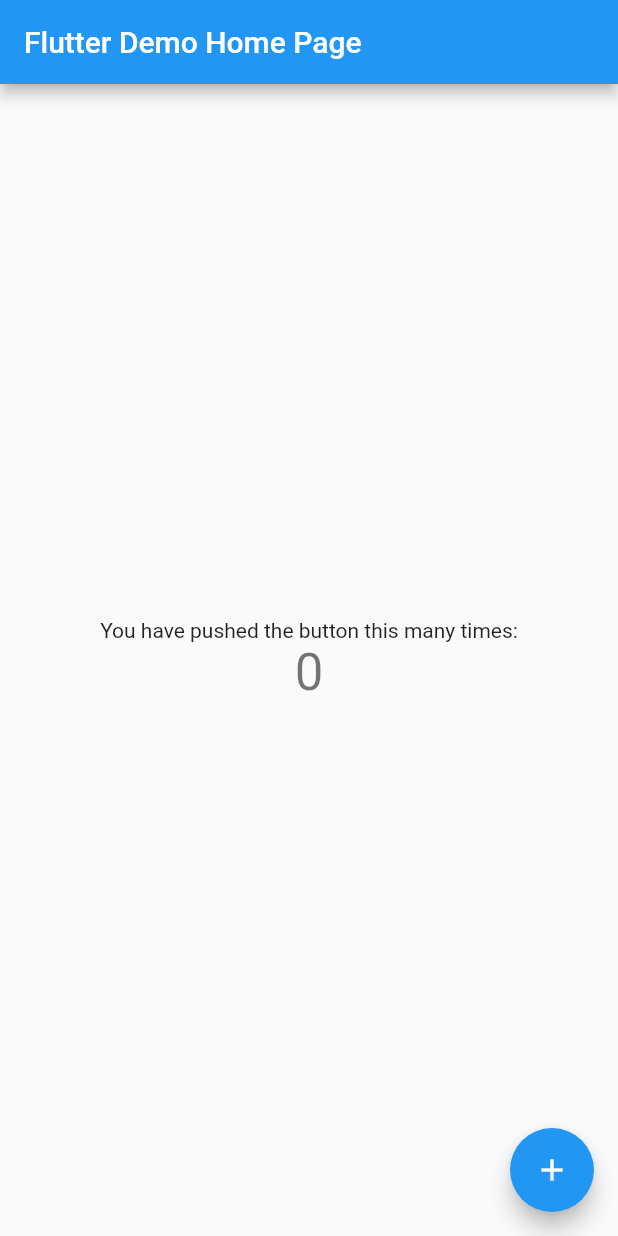
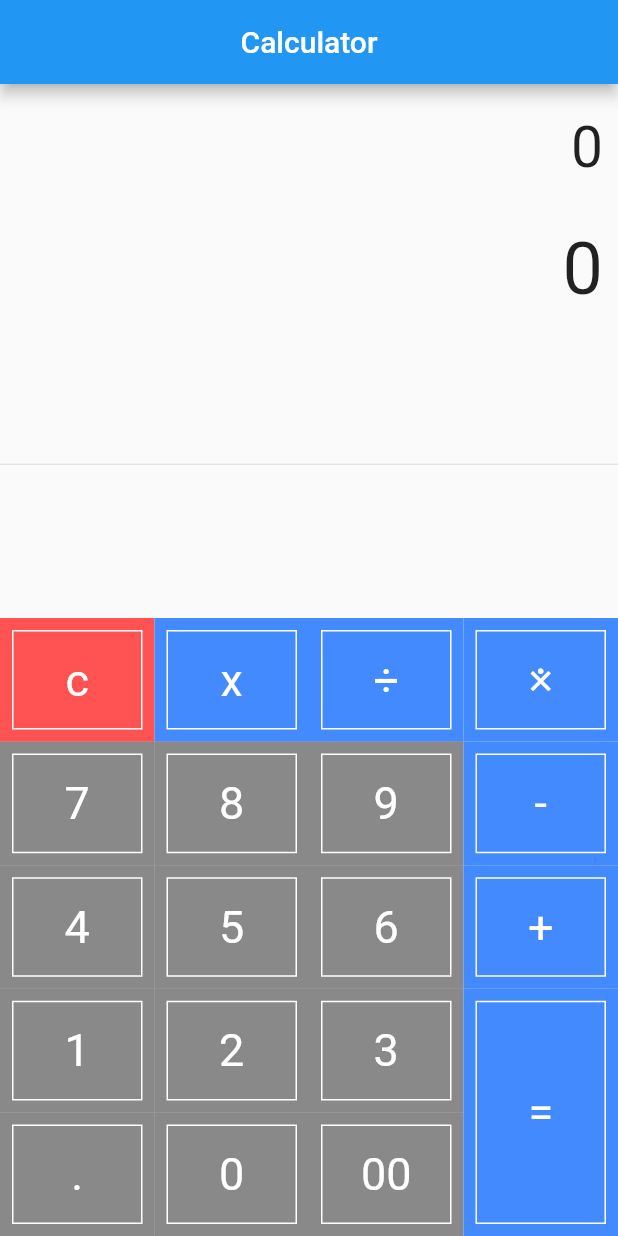
Before and after one commit to debobroto24/calculator-flutter, a Flutter app: the screen it shows after launch, on a phone screen of 412 x 824 dp. Run offline on Flutter 3.47's test engine with Material 2 defaults, Android fonts, the phone set to English and light mode, and no system bars; our stand-ins replace math_expressions.

Commit message:
calculator

```diff
--- a/lib/main.dart
+++ b/lib/main.dart
@@ -1,115 +1,199 @@
 import 'package:flutter/material.dart';
+import 'package:math_expressions/math_expressions.dart';
 
 void main() {
-  runApp(const MyApp());
+  runApp(const Calculator());
 }
 
-class MyApp extends StatelessWidget {
-  const MyApp({super.key});
-
-  // This widget is the root of your application.
+class Calculator extends StatelessWidget {
+  const Calculator({super.key});
   @override
   Widget build(BuildContext context) {
     return MaterialApp(
-      title: 'Flutter Demo',
-      theme: ThemeData(
-        // This is the theme of your application.
-        //
-        // Try running your application with "flutter run". You'll see the
-        // application has a blue toolbar. Then, without quitting the app, try
-        // changing the primarySwatch below to Colors.green and then invoke
-        // "hot reload" (press "r" in the console where you ran "flutter run",
-        // or simply save your changes to "hot reload" in a Flutter IDE).
-        // Notice that the counter didn't reset back to zero; the application
-        // is not restarted.
-        primarySwatch: Colors.blue,
-      ),
-      home: const MyHomePage(title: 'Flutter Demo Home Page'),
+      debugShowCheckedModeBanner: false,
+      title: "Calculator",
+      theme: ThemeData(primarySwatch: Colors.blue),
+      home: SimpleCalculator(),
     );
   }
 }
 
-class MyHomePage extends StatefulWidget {
-  const MyHomePage({super.key, required this.title});
-
-  // This widget is the home page of your application. It is stateful, meaning
-  // that it has a State object (defined below) that contains fields that affect
-  // how it looks.
-
-  // This class is the configuration for the state. It holds the values (in this
-  // case the title) provided by the parent (in this case the App widget) and
-  // used by the build method of the State. Fields in a Widget subclass are
-  // always marked "final".
-
-  final String title;
+class SimpleCalculator extends StatefulWidget {
+  const SimpleCalculator({Key? key}) : super(key: key);
 
   @override
-  State<MyHomePage> createState() => _MyHomePageState();
+  _SimpleCalculator createState() => _SimpleCalculator();
 }
 
-class _MyHomePageState extends State<MyHomePage> {
-  int _counter = 0;
+class _SimpleCalculator extends State<SimpleCalculator> {
+  String equation = "0";
+  String result = "0";
+  String expression = "0";
+  double equationFont = 38.0;
+  double resultFont = 48.0;
 
-  void _incrementCounter() {
+  onPressed(String text) {
     setState(() {
-      // This call to setState tells the Flutter framework that something has
-      // changed in this State, which causes it to rerun the build method below
-      // so that the display can reflect the updated values. If we changed
-      // _counter without calling setState(), then the build method would not be
-      // called again, and so nothing would appear to happen.
-      _counter++;
+      if (text == "c") {
+        equation = "0";
+        result = "0";
+        equationFont = 38.0;
+        resultFont = 48.0;
+      } else if (text == "x") {
+        equationFont = 48.0;
+        resultFont = 38.0;
+        equation = equation.substring(0, equation.length - 1);
+        if (equation == "0") {
+          equation = "0";
+        }
+      } else if (text == "=") {
+        equationFont = 38.0;
+        resultFont = 48.0;
+        expression = equation;
+        expression = expression.replaceAll('⨰', '*');
+        expression = expression.replaceAll('÷', '/');
+        try {
+          Parser p = new Parser();
+          Expression exp = p.parse(expression);
+          ContextModel cm = ContextModel();
+          result = '${exp.evaluate(EvaluationType.REAL, cm)}';
+        } catch (e) {
+          result = "Error";
+        }
+      } else {
+        equationFont = 48.0;
+        resultFont = 38.0;
+        if (equation == "0") {
+          equation = text;
+        } else {
+          equation = equation + text;
+        }
+      }
     });
   }
 
   @override
+  Widget customButton(String text, double height, Color color) {
+    return Container(
+      height: MediaQuery.of(context).size.height * 0.1 * height,
+      padding: const EdgeInsets.all(8.0),
+      color: color,
+      child: TextButton(
+        style: ButtonStyle(
+          shape: MaterialStateProperty.all(
+            RoundedRectangleBorder(
+              borderRadius: BorderRadius.circular(0.0),
+              side: const BorderSide(
+                  color: Colors.white, width: 1, style: BorderStyle.solid),
+            ),
+          ),
+        ),
+        onPressed: () => onPressed(text),
+        child: Text(
+          text,
+          style: const TextStyle(
+              fontSize: 30.0,
+              fontWeight: FontWeight.normal,
+              color: Colors.white),
+        ),
+      ),
+    );
+  }
+
+  @override
   Widget build(BuildContext context) {
-    // This method is rerun every time setState is called, for instance as done
-    // by the _incrementCounter method above.
-    //
-    // The Flutter framework has been optimized to make rerunning build methods
-    // fast, so that you can just rebuild anything that needs updating rather
-    // than having to individually change instances of widgets.
     return Scaffold(
       appBar: AppBar(
-        // Here we take the value from the MyHomePage object that was created by
-        // the App.build method, and use it to set our appbar title.
-        title: Text(widget.title),
+        title: const Text("Calculator"),
+        centerTitle: true,
       ),
-      body: Center(
-        // Center is a layout widget. It takes a single child and positions it
-        // in the middle of the parent.
-        child: Column(
-          // Column is also a layout widget. It takes a list of children and
-          // arranges them vertically. By default, it sizes itself to fit its
-          // children horizontally, and tries to be as tall as its parent.
-          //
-          // Invoke "debug painting" (press "p" in the console, choose the
-          // "Toggle Debug Paint" action from the Flutter Inspector in Android
-          // Studio, or the "Toggle Debug Paint" command in Visual Studio Code)
-          // to see the wireframe for each widget.
-          //
-          // Column has various properties to control how it sizes itself and
-          // how it positions its children. Here we use mainAxisAlignment to
-          // center the children vertically; the main axis here is the vertical
-          // axis because Columns are vertical (the cross axis would be
-          // horizontal).
-          mainAxisAlignment: MainAxisAlignment.center,
-          children: <Widget>[
-            const Text(
-              'You have pushed the button this many times:',
+      body: Column(
+        children: [
+          Container(
+            alignment: Alignment.centerRight,
+            padding: const EdgeInsets.fromLTRB(10, 20, 10, 0),
+            child: Text(
+              equation,
+              style: TextStyle(fontSize: equationFont),
             ),
-            Text(
-              '$_counter',
-              style: Theme.of(context).textTheme.headlineMedium,
+          ),
+          Container(
+            alignment: Alignment.centerRight,
+            padding: const EdgeInsets.fromLTRB(10, 30, 10, 0),
+            child: Text(
+              result,
+              style: TextStyle(fontSize: resultFont),
             ),
-          ],
-        ),
+          ),
+          Expanded(child: Divider()),
+          Row(
+            mainAxisAlignment: MainAxisAlignment.center,
+            children: [
+              Container(
+                width: MediaQuery.of(context).size.width * .75,
+                child: Table(
+                  children: [
+                    TableRow(
+                      children: [
+                        customButton("c", 1, Colors.redAccent),
+                        customButton("x", 1, Colors.blueAccent),
+                        customButton("÷", 1, Colors.blueAccent),
+                      ],
+                    ),
+                    TableRow(
+                      children: [
+                        customButton("7", 1, Colors.black45),
+                        customButton("8", 1, Colors.black45),
+                        customButton("9", 1, Colors.black45),
+                      ],
+                    ),
+                    TableRow(
+                      children: [
+                        customButton("4", 1, Colors.black45),
+                        customButton("5", 1, Colors.black45),
+                        customButton("6", 1, Colors.black45),
+                      ],
+                    ),
+                    TableRow(
+                      children: [
+                        customButton("1", 1, Colors.black45),
+                        customButton("2", 1, Colors.black45),
+                        customButton("3", 1, Colors.black45),
+                      ],
+                    ),
+                    TableRow(
+                      children: [
+                        customButton(".", 1, Colors.black45),
+                        customButton("0", 1, Colors.black45),
+                        customButton("00", 1, Colors.black45),
+                      ],
+                    ),
+                  ],
+                ),
+              ),
+              Container(
+                width: MediaQuery.of(context).size.width * .25,
+                child: Table(
+                  children: [
+                    TableRow(children: [
+                      customButton("⨰", 1, Colors.blueAccent),
+                    ]),
+                    TableRow(children: [
+                      customButton("-", 1, Colors.blueAccent),
+                    ]),
+                    TableRow(children: [
+                      customButton("+", 1, Colors.blueAccent),
+                    ]),
+                    TableRow(children: [
+                      customButton("=", 2, Colors.blueAccent),
+                    ]),
+                  ],
+                ),
+              ),
+            ],
+          ),
+        ],
       ),
-      floatingActionButton: FloatingActionButton(
-        onPressed: _incrementCounter,
-        tooltip: 'Increment',
-        child: const Icon(Icons.add),
-      ), // This trailing comma makes auto-formatting nicer for build methods.
     );
   }
 }
--- a/pubspec.yaml
+++ b/pubspec.yaml
@@ -35,6 +35,7 @@ dependencies:
   # The following adds the Cupertino Icons font to your application.
   # Use with the CupertinoIcons class for iOS style icons.
   cupertino_icons: ^1.0.2
+  math_expressions: ^2.3.1
 
 dev_dependencies:
   flutter_test:
```
Also changed, not shown: pubspec.lock.
